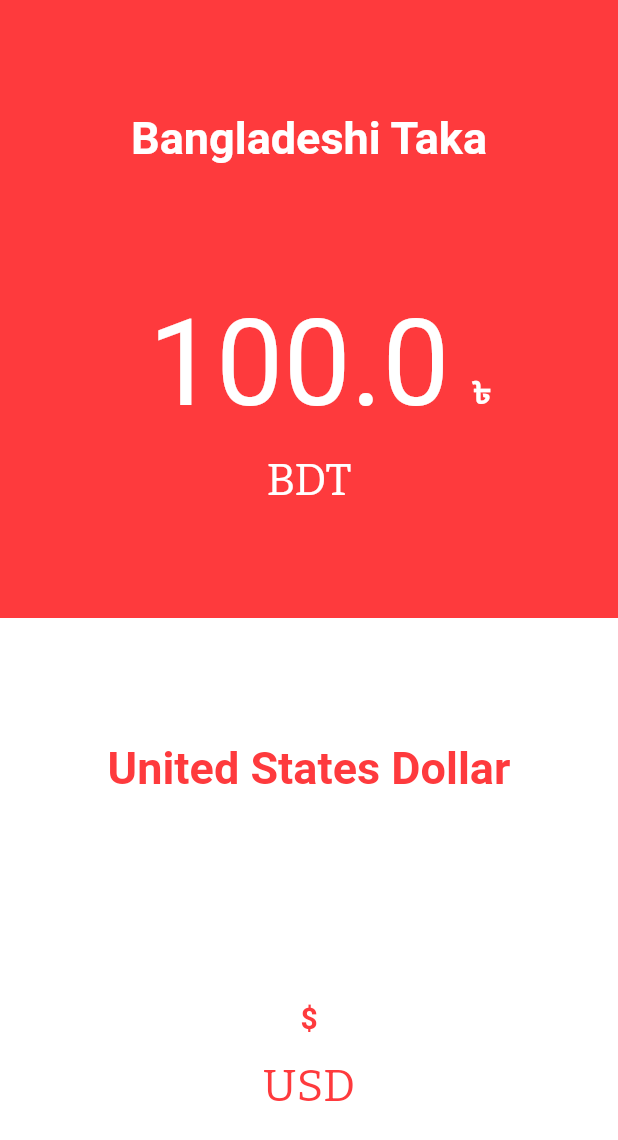
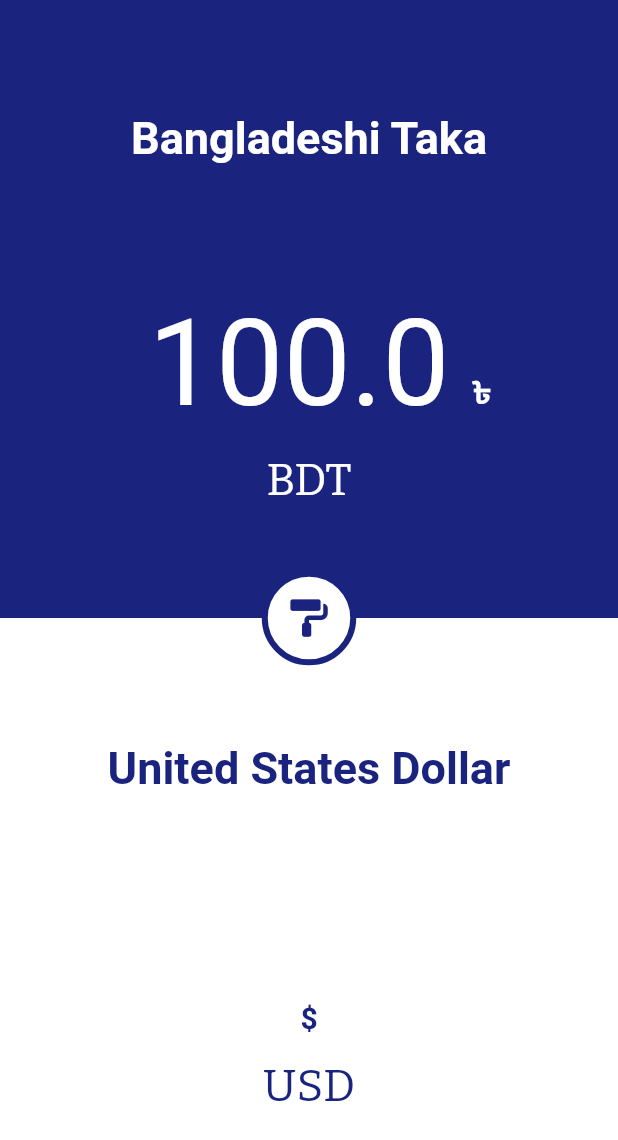
Before and after one commit to shubha360/Currency-Flow-Flutter, a Flutter app: the screen it shows after launch, on a phone screen of 412 x 824 dp. Shown: the top 1140 px of the screen. Run offline on Flutter 3.47's test engine with Material 2 defaults, Android fonts, the phone set to English and light mode, and no system bars; our stand-ins replace font_awesome_flutter, page_transition; network calls fail.

Commit message:
First release version

```diff
--- a/lib/Components/Utilities.dart
+++ b/lib/Components/Utilities.dart
@@ -14,7 +14,8 @@ String bottomSelectedCurrencyName = currencyNameList[85];
 String bottomSelectedCurrencyCode = currencyCodeList[85];
 String bottomSelectedCurrencySymbol = currencySymbolList[85];
 
-const kPrimaryColor = Color(0xFFfe3a3d);
+Color kPrimaryColor = Color(0xFF1A237E);
+Color kSecondaryColor = Colors.white; //Color(0xFF84FFFF);
 const kCustomFont = 'Bitter';
 
 TextStyle kCurrencyNameStyle(Color color) {
--- a/lib/Screens/Bottom_Currency_List.dart
+++ b/lib/Screens/Bottom_Currency_List.dart
@@ -5,7 +5,7 @@ class BottomCurrencyList extends StatelessWidget {
   @override
   Widget build(BuildContext context) {
     return Scaffold(
-      backgroundColor: Colors.white,
+      backgroundColor: kSecondaryColor,
       body: SafeArea(
         child: kCurrencyListView(context, kPrimaryColor, kPrimaryColor),
       ),
--- a/lib/Screens/Conversion_Screen.dart
+++ b/lib/Screens/Conversion_Screen.dart
@@ -1,3 +1,4 @@
+import 'dart:math';
 import 'package:currencies/Components/Data_Fetching.dart';
 import 'package:currencies/Screens/Bottom_Currency_List.dart';
 import 'package:currencies/Screens/Information_Screen.dart';
@@ -6,6 +7,7 @@ import 'package:flutter/material.dart';
 import 'package:currencies/Components/Lists.dart';
 import 'package:currencies/Components/Utilities.dart';
 import 'package:page_transition/page_transition.dart' as transition;
+import 'package:font_awesome_flutter/font_awesome_flutter.dart';
 
 class ConversionScreen extends StatefulWidget {
   @override
@@ -39,7 +41,9 @@ class _ConversionScreenState extends State<ConversionScreen> {
     return Scaffold(
       backgroundColor: kPrimaryColor,
       body: Center(
-        child: Column(
+        child: Stack(
+          children: <Widget>[
+            Column(
               crossAxisAlignment: CrossAxisAlignment.stretch,
               children: <Widget>[
                 Expanded(
@@ -60,8 +64,10 @@ class _ConversionScreenState extends State<ConversionScreen> {
                             if (selectedCurrency != null) {
                               int index = await selectedCurrency;
                               setState(() {
-                            topSelectedCurrencyName = currencyNameList[index];
-                            topSelectedCurrencyCode = currencyCodeList[index];
+                                topSelectedCurrencyName =
+                                    currencyNameList[index];
+                                topSelectedCurrencyCode =
+                                    currencyCodeList[index];
                                 topSelectedCurrencySymbol =
                                     currencySymbolList[index];
                               });
@@ -70,7 +76,7 @@ class _ConversionScreenState extends State<ConversionScreen> {
                           },
                           child: Text(
                             '$topSelectedCurrencyName',
-                        style: kCurrencyNameStyle(Colors.white),
+                            style: kCurrencyNameStyle(kSecondaryColor),
                             textAlign: TextAlign.center,
                           ),
                         ),
@@ -92,7 +98,8 @@ class _ConversionScreenState extends State<ConversionScreen> {
                                                   ? 140
                                                   : amountToString.length == 4
                                                       ? 185
-                                                  : amountToString.length == 5
+                                                      : amountToString.length ==
+                                                              5
                                                           ? 230
                                                           : 280,
                                   child: TextField(
@@ -107,7 +114,7 @@ class _ConversionScreenState extends State<ConversionScreen> {
                                     },
                                     style: TextStyle(
                                       fontSize: 80,
-                                  color: Colors.white,
+                                      color: kSecondaryColor,
                                     ),
                                     decoration: InputDecoration(
                                       counterText: '',
@@ -117,26 +124,26 @@ class _ConversionScreenState extends State<ConversionScreen> {
                                       hintText: '$preDefinedAmount',
                                       hintMaxLines: 1,
                                       hintStyle: TextStyle(
-                                    color: Colors.white,
+                                        color: kSecondaryColor,
                                       ),
                                     ),
                                     textAlign: TextAlign.center,
                                     maxLines: 1,
                                     maxLength: 6,
                                     maxLengthEnforced: true,
-                                cursorColor: Colors.white,
+                                    cursorColor: kSecondaryColor,
                                     keyboardType: TextInputType.number,
                                   ),
                                 ),
                                 Text(
                                   '$topSelectedCurrencySymbol',
-                              style: kCurrencySymbolStyle(Colors.white),
+                                  style: kCurrencySymbolStyle(kSecondaryColor),
                                 )
                               ],
                             ),
                             Text(
                               '$topSelectedCurrencyCode',
-                          style: kCurrencyCodeStyle(Colors.white),
+                              style: kCurrencyCodeStyle(kSecondaryColor),
                             ),
                           ],
                         ),
@@ -146,7 +153,7 @@ class _ConversionScreenState extends State<ConversionScreen> {
                 ),
                 Expanded(
                   child: Container(
-                color: Colors.white,
+                    color: kSecondaryColor,
                     child: Column(
                       mainAxisAlignment: MainAxisAlignment.spaceEvenly,
                       children: <Widget>[
@@ -201,7 +208,8 @@ class _ConversionScreenState extends State<ConversionScreen> {
                                     Navigator.push(
                                       context,
                                       MaterialPageRoute(
-                                    builder: (context) => InformationScreen(),
+                                        builder: (context) =>
+                                            InformationScreen(),
                                       ),
                                     );
                                   },
@@ -224,6 +232,34 @@ class _ConversionScreenState extends State<ConversionScreen> {
                 )
               ],
             ),
+            Center(
+              child: GestureDetector(
+                onTap: () {
+                  setState(() {
+                    kPrimaryColor = Colors
+                        .primaries[Random().nextInt(Colors.primaries.length)];
+                  });
+                },
+                child: Container(
+                  padding: EdgeInsets.all(15),
+                  decoration: BoxDecoration(
+                    shape: BoxShape.circle,
+                    color: kSecondaryColor,
+                    border: Border.all(
+                      color: kPrimaryColor,
+                      width: 4,
+                    ),
+                  ),
+                  child: FaIcon(
+                    FontAwesomeIcons.paintRoller,
+                    color: kPrimaryColor,
+                    size: 25,
+                  ),
+                ),
+              ),
+            ),
+          ],
+        ),
       ),
     );
   }
--- a/lib/Screens/Information_Screen.dart
+++ b/lib/Screens/Information_Screen.dart
@@ -10,9 +10,9 @@ class _InformationScreenState extends State<InformationScreen> {
   @override
   Widget build(BuildContext context) {
     return Scaffold(
-      backgroundColor: Colors.white,
+      backgroundColor: kSecondaryColor,
       appBar: AppBar(
-        backgroundColor: Colors.white,
+        backgroundColor: kSecondaryColor,
         leading: BackButton(
           color: kPrimaryColor,
         ),
@@ -111,7 +111,7 @@ class _InformationScreenState extends State<InformationScreen> {
                     ),
                     children: <TextSpan>[
                       TextSpan(
-                        text: '\nshubha360@outlook.com',
+                        text: '\ndevelopment.ionosphere@gmail.com',
                         style: TextStyle(
                           color: Colors.black,
                           fontSize: 20,
--- a/pubspec.yaml
+++ b/pubspec.yaml
@@ -13,7 +13,8 @@ dependencies:
   http: ^0.12.1
   page_transition: ^1.1.5
   flutter_spinkit: ^4.1.2+1
-  onboardme: ^1.2.0
+  font_awesome_flutter: ^8.8.1
+
 
 dev_dependencies:
   flutter_test:
```
Also changed, not shown: pubspec.lock. Lines whose indentation alone changed are shown as unchanged.
